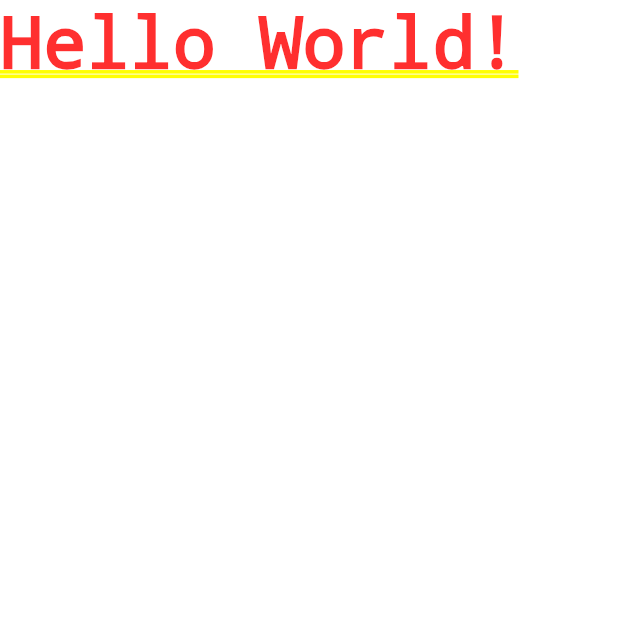
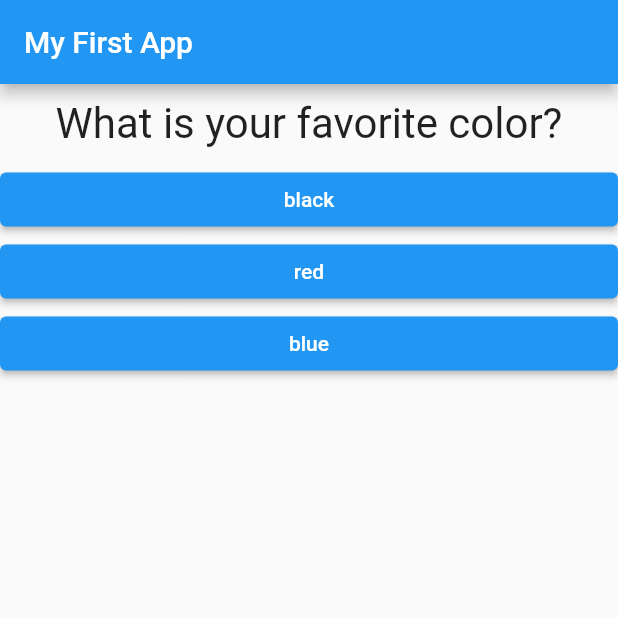
Before and after one commit to kurimaruru/flutter-sample-apps, a Flutter app: the screen it shows after launch, on a phone screen of 412 x 824 dp, the top half of it. Run offline on Flutter 3.47's test engine with Material 2 defaults, Android fonts, the phone set to English and light mode, and no system bars.

Commit message:
chapter-1 finish

```diff
--- /dev/null
+++ b/flutter_complete_guide/lib/answer.dart
@@ -0,0 +1,21 @@
+import 'package:flutter/material.dart';
+
+class Answer extends StatelessWidget {
+  // 入力を受け取ったり、何かを返す関数の場合はFunctionを使用し、その反対派VoidCallbackを使用。
+  final VoidCallback selectHandler;
+  final String answerText;
+  Answer(this.selectHandler, this.answerText);
+  @override
+  Widget build(BuildContext context) {
+    return Container(
+      width: double.infinity,
+      child: ElevatedButton(
+        style: ButtonStyle(
+          backgroundColor: MaterialStateProperty.all(Colors.blue),
+        ),
+        child: Text(answerText, style: TextStyle(color: Colors.white)),
+        onPressed: selectHandler,
+      ),
+    );
+  }
+}
--- a/flutter_complete_guide/lib/main.dart
+++ b/flutter_complete_guide/lib/main.dart
@@ -1,4 +1,7 @@
 import 'package:flutter/material.dart';
+
+import 'quiz.dart';
+import 'result.dart';
 
 // アプリ起動時に自動的に実行
 void main() {
@@ -21,12 +24,77 @@ void main() {
 //   homeプロパティにText('Hello World!')を指定しているので、
 //   アプリのホーム画面には "Hello World!"という文字が表示されます。
 //-----------------------------------------------------------------------
-class MyApp extends StatelessWidget {
+class MyApp extends StatefulWidget {
+  @override
+  State<StatefulWidget> createState() {
+    return _MyAppState();
+  }
+}
+
+class _MyAppState extends State<MyApp> {
+  // finalとの違いはコンパイル時定数か実行時定数の違い
+  static const _questions = [
+    {
+      'questionText': 'What is your favorite color?',
+      'answers': [
+        {'text': 'black', 'score': 10},
+        {'text': 'red', 'score': 5},
+        {'text': 'blue', 'score': 3},
+      ]
+    },
+    {
+      'questionText': 'What is your favorite animal?',
+      'answers': [
+        {'text': 'dog', 'score': 10},
+        {'text': 'cat', 'score': 5},
+        {'text': 'mouse', 'score': 3},
+      ]
+    }
+  ];
+  var _questionIndex = 0;
+  var _totalScore = 0;
+  void _answerQuestion(int score) {
+    _totalScore += score;
+    if (_questionIndex < _questions.length) {
+      setState(() {
+        _questionIndex += 1;
+      });
+    } else {
+      print('No more questions');
+    }
+  }
+
+  void _resetQuiz() {
+    setState(() {
+      _questionIndex = 0;
+      _totalScore = 0;
+    });
+  }
+
   // 意図的に上書きしていることを明示
   @override
   Widget build(BuildContext context) {
     return MaterialApp(
-      home: Text('Hello World!'),
+      // home: Text('Hello World!'),
+      // アプリのベースとなるページデザインを作成する役割を担う。
+      home: Scaffold(
+          appBar: AppBar(
+            title: Text(
+              'My First App',
+            ),
+          ),
+          // Columunはレイアウトウィジェット
+          body: _questionIndex < _questions.length
+              // reactでいうProps的なやつ。dartはコンストラクタで渡す。
+              ? Quiz(
+                  answerQuestion: _answerQuestion,
+                  questionIndex: _questionIndex,
+                  questions: _questions,
+                )
+              : Result(
+                  totalPoint: _totalScore,
+                  resetQuiz: _resetQuiz,
+                )),
     );
   }
 }
--- /dev/null
+++ b/flutter_complete_guide/lib/quistion.dart
@@ -0,0 +1,24 @@
+import 'package:flutter/src/foundation/key.dart';
+import 'package:flutter/src/widgets/framework.dart';
+import 'package:flutter/src/widgets/placeholder.dart';
+
+import 'package:flutter/material.dart';
+
+class Question extends StatelessWidget {
+  // コンストラクタで更新された後は、変更できない。
+  final String questionText;
+  Question(this.questionText);
+
+  @override
+  Widget build(BuildContext context) {
+    return Container(
+      width: double.infinity,
+      margin: EdgeInsets.all(10),
+      child: Text(
+        questionText,
+        style: TextStyle(fontSize: 28),
+        textAlign: TextAlign.center,
+      ),
+    );
+  }
+}
--- /dev/null
+++ b/flutter_complete_guide/lib/quiz.dart
@@ -0,0 +1,29 @@
+import 'package:flutter/material.dart';
+import './quistion.dart';
+import './answer.dart';
+
+class Quiz extends StatelessWidget {
+  final List<Map<String, Object>> questions;
+  final Function answerQuestion;
+  final int questionIndex;
+
+  Quiz({
+    required this.questions,
+    required this.answerQuestion,
+    required this.questionIndex,
+  });
+  @override
+  Widget build(BuildContext context) {
+    return Column(
+      children: [
+        // as Strintはnull safty
+        Question(questions[questionIndex]['questionText'] as String),
+        ...(questions[questionIndex]['answers'] as List<Map<String, Object>>)
+            .map((answer) {
+          return Answer(
+              () => answerQuestion(answer['score']), answer['text'] as String);
+        }).toList()
+      ],
+    );
+  }
+}
--- a/flutter_complete_guide/pubspec.yaml
+++ b/flutter_complete_guide/pubspec.yaml
@@ -18,12 +18,11 @@ publish_to: 'none' # Remove this line if you wish to publish to pub.dev
 version: 1.0.0+1
 
 environment:
-  sdk: ">=2.11.0 <3.0.0"
+  sdk: '>=2.12.0 <3.0.0'
 
 dependencies:
   flutter:
     sdk: flutter
-
 
   # The following adds the Cupertino Icons font to your application.
   # Use with the CupertinoIcons class for iOS style icons.
@@ -38,7 +37,6 @@ dev_dependencies:
 
 # The following section is specific to Flutter.
 flutter:
-
   # The following line ensures that the Material Icons font is
   # included with your application, so that you can use the icons in
   # the material Icons class.
```
Also changed, not shown: flutter_complete_guide/lib/result.dart (added, +45 -0 lines), flutter_complete_guide/pubspec.lock.
